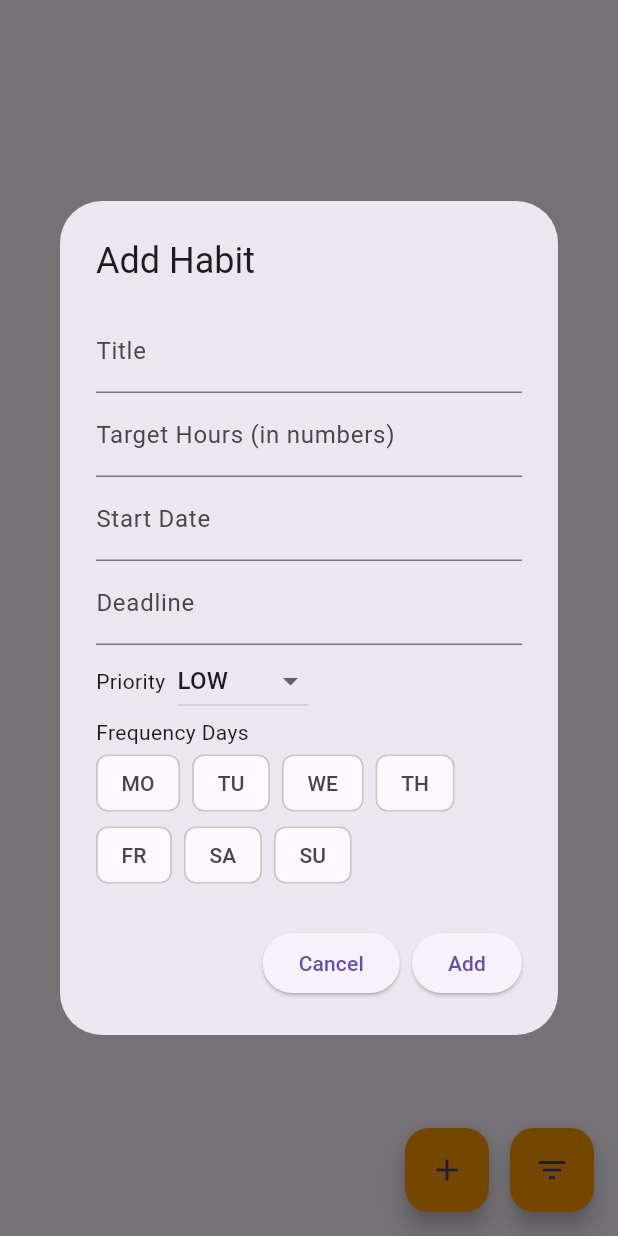
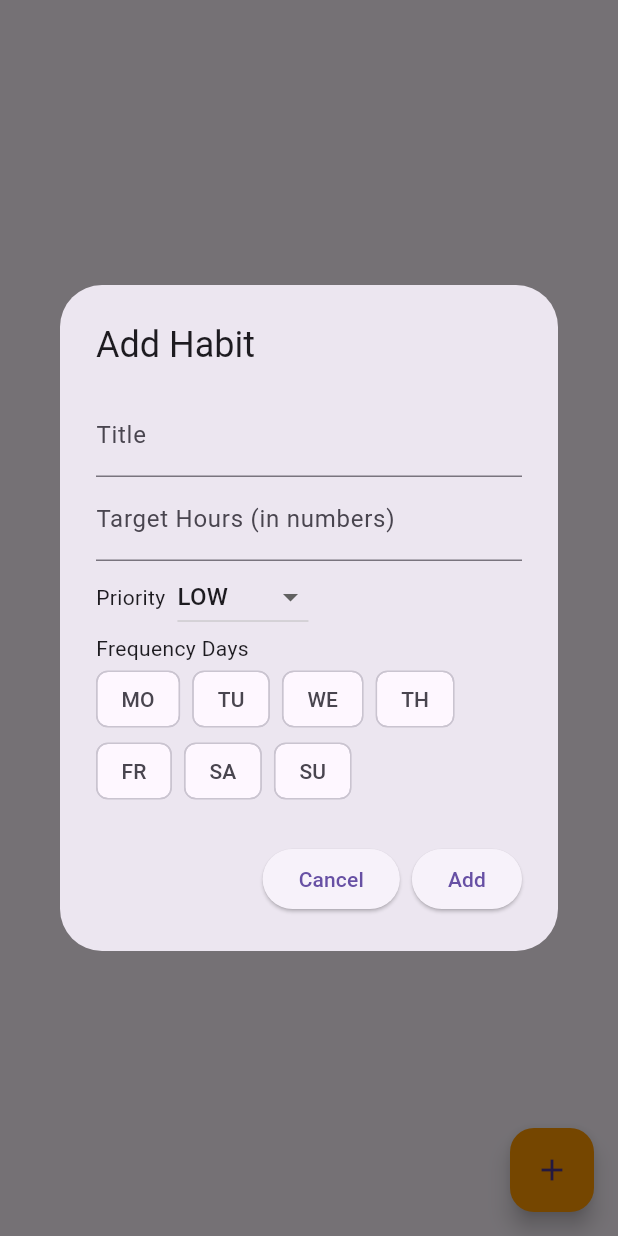
Before and after one commit to sk4ndal-commits/habitlyy, a Flutter app: the HabitListView screen opened directly, after a tap on the "add" icon, on a phone screen of 412 x 824 dp. Run offline on Flutter 3.47's test engine with Material 3 defaults, Android fonts, the light colour scheme and no system bars; our stand-ins replace get_it, shared_preferences, smooth_page_indicator, sqflite, syncfusion_flutter_charts; accounts and stored records are empty.

Commit message:
Remove startDate and deadline fields from habit functionality

```diff
--- a/lib/database/database_helper.dart
+++ b/lib/database/database_helper.dart
@@ -46,8 +46,6 @@ class DatabaseHelper {
         id INTEGER PRIMARY KEY AUTOINCREMENT,
         title TEXT,
         priority TEXT,
-        startDate TEXT,
-        deadline TEXT,
         targetHours REAL,
         frequencyDays TEXT,
         userId INTEGER,
--- a/lib/repositories/habits/habits_db_repository.dart
+++ b/lib/repositories/habits/habits_db_repository.dart
@@ -18,8 +18,6 @@ class HabitsDBRepository implements IHabitsRepository {
       {
         'title': habit.title,
         'priority': habit.priority.toString(),
-        'startDate': habit.startDate.toIso8601String(),
-        'deadline': habit.deadline.toIso8601String(),
         'targetHours': habit.targetHours,
         'frequencyDays':
             habit.frequencyDays != null ? habit.frequencyDays.toString() : null,
@@ -35,8 +33,6 @@ class HabitsDBRepository implements IHabitsRepository {
       {
         'title': habit.title,
         'priority': habit.priority.toString(),
-        'startDate': habit.startDate.toIso8601String(),
-        'deadline': habit.deadline.toIso8601String(),
         'targetHours': habit.targetHours,
         'frequencyDays': habit.frequencyDays != null
             ? habit.frequencyDays?.map((e) => e.toString()).join(",")
@@ -83,8 +79,6 @@ class HabitsDBRepository implements IHabitsRepository {
       id: row['id'] as int,
       title: row['title'] as String,
       priority: _parsePriority(row['priority'] as String),
-      startDate: DateTime.parse(row['startDate'] as String),
-      deadline: DateTime.parse(row['deadline'] as String),
       targetHours: row['targetHours'] as double,
       frequencyDays: row['frequencyDays'] != null
           ? _parseFrequencyDays(row['frequencyDays'] as String)
--- a/lib/viewmodels/habits/habit_viewmodel.dart
+++ b/lib/viewmodels/habits/habit_viewmodel.dart
@@ -13,8 +13,6 @@ class TimeInvestmentHabitViewModel extends HabitViewModelBase {
     required int id,
     required String title,
     required HabitPriority priority,
-    required DateTime startDate,
-    required DateTime deadline,
     required this.targetHours,
     required List<FrequencyDay>? frequencyDays,
     required int userId,
@@ -22,8 +20,6 @@ class TimeInvestmentHabitViewModel extends HabitViewModelBase {
           id: id,
           title: title,
           priority: priority,
-          startDate: startDate,
-          deadline: deadline,
           frequencyDays: frequencyDays,
           userId: userId,
         );
@@ -35,8 +31,6 @@ class TimeInvestmentHabitViewModel extends HabitViewModelBase {
       'title': title,
       'priority': priority.toString(),
       // Assuming priority is an enum
-      'startDate': startDate.toIso8601String(),
-      'deadline': deadline.toIso8601String(),
       'targetHours': targetHours,
       'frequencyDays': frequencyDays?.map((day) => day.toString()).toList(),
       // Assuming FrequencyDay is an enum or similar
@@ -52,8 +46,6 @@ class TimeInvestmentHabitViewModel extends HabitViewModelBase {
       priority: HabitPriority.values
           .firstWhere((e) => e.toString() == json['priority']),
       // Assuming HabitPriority is an Enum
-      startDate: DateTime.parse(json['startDate'] as String),
-      deadline: DateTime.parse(json['deadline'] as String),
       targetHours: (json['targetHours'] as num).toDouble(),
       frequencyDays: (json['frequencyDays'] as List<dynamic>?)
           ?.map((e) => FrequencyDay.values.firstWhere((f) => f.toString() == e))
@@ -70,8 +62,6 @@ class TimeInvestmentHabitViewModel extends HabitViewModelBase {
       priority: HabitPriority.values.firstWhere(
         (e) => e.toString() == map['priority'],
       ),
-      startDate: DateTime.parse(map['startDate'] as String),
-      deadline: DateTime.parse(map['deadline'] as String),
       targetHours: map['targetHours'] as double,
       frequencyDays: (map['frequencyDays'] as String?)
           ?.split(',')
@@ -105,10 +95,6 @@ class TimeInvestmentHabitViewModel extends HabitViewModelBase {
 
   bool isCompleted() {
     return investedHours >= targetHours;
-  }
-
-  bool isOverdue() {
-    return DateTime.now().isAfter(deadline);
   }
 
   List<Map<String, dynamic>> getCumulativeProgress() {
--- a/lib/viewmodels/habits/habit_viewmodel_base.dart
+++ b/lib/viewmodels/habits/habit_viewmodel_base.dart
@@ -8,8 +8,6 @@ class HabitViewModelBase {
   String title;
   HabitPriority priority;
   late bool completed;
-  DateTime startDate;
-  DateTime deadline;
   late DateTime lastUpdated;
   List<FrequencyDay>? frequencyDays;
   final int userId;
@@ -18,8 +16,6 @@ class HabitViewModelBase {
     required this.id,
     required this.title,
     required this.priority,
-    required this.startDate,
-    required this.deadline,
     required this.frequencyDays,
     required this.userId,
   }) {
@@ -32,10 +28,6 @@ class HabitViewModelBase {
     return '$title - $priority';
   }
 
-  int daysLeft() {
-    return deadline.difference(DateTime.now()).inDays;
-  }
-
   bool isCompleted() {
     return completed;
   }
--- a/lib/views/habits/habits_list_view.dart
+++ b/lib/views/habits/habits_list_view.dart
@@ -2,6 +2,7 @@ import 'package:flutter/material.dart';
 import 'package:habitlyy/providers/habit_provider.dart';
 import 'package:habitlyy/service_locator.dart';
 import 'package:provider/provider.dart';
+
 import '../../enums/frequency_days.dart';
 import '../../enums/habit_priority.dart';
 import '../../services/habits/ihabits_service.dart';
@@ -45,26 +46,22 @@ class _HabitListViewState extends State<HabitListView> {
   void _addHabit(HabitsProvider habitsProvider) {
     final titleController = TextEditingController();
     final targetHoursController = TextEditingController();
-    final startDateController = TextEditingController();
-    final deadlineController = TextEditingController();
     HabitPriority priority = HabitPriority.LOW;
 
     _showAddHabitDialog(
       titleController,
       targetHoursController,
-      startDateController,
-      deadlineController,
       priority,
       habitsProvider,
     );
   }
 
-  void _showAddHabitDialog(TextEditingController titleController,
+  void _showAddHabitDialog(
+    TextEditingController titleController,
     TextEditingController targetHoursController,
-      TextEditingController startDateController,
-      TextEditingController deadlineController,
     HabitPriority priority,
-      HabitsProvider habitsProvider,) {
+    HabitsProvider habitsProvider,
+  ) {
     List<FrequencyDay> selectedFrequencyDays = [];
     showDialog(
       context: context,
@@ -79,8 +76,6 @@ class _HabitListViewState extends State<HabitListView> {
                 _buildTextField(titleController, "Title"),
                 _buildTextFormField(
                     targetHoursController, "Target Hours (in numbers)"),
-                _buildDatePickerField("Start Date", startDateController),
-                _buildDatePickerField("Deadline", deadlineController),
                 _buildPriorityDropdown(priority),
                 _buildFrequencyDaysChips(selectedFrequencyDays),
               ],
@@ -96,13 +91,9 @@ class _HabitListViewState extends State<HabitListView> {
               onPressed: () async {
                 if (_formKey.currentState!.validate()) {
                   final newHabit = TimeInvestmentHabitViewModel(
-                    id: DateTime
-                        .now()
-                        .millisecondsSinceEpoch,
+                    id: DateTime.now().millisecondsSinceEpoch,
                     title: titleController.text,
                     priority: priority,
-                    startDate: DateTime.parse(startDateController.text),
-                    deadline: DateTime.parse(deadlineController.text),
                     targetHours: double.parse(targetHoursController.text),
                     frequencyDays: selectedFrequencyDays,
                     userId: await userService.getCurrentUserAsync()!.id,
@@ -162,10 +153,7 @@ class _HabitListViewState extends State<HabitListView> {
                 items: HabitPriority.values.map((priority) {
                   return DropdownMenuItem<HabitPriority>(
                     value: priority,
-                    child: Text(priority
-                        .toString()
-                        .split('.')
-                        .last),
+                    child: Text(priority.toString().split('.').last),
                   );
                 }).toList(),
               ),
@@ -226,9 +214,6 @@ class _HabitListViewState extends State<HabitListView> {
       if (_filterCompleted && !habit.isCompleted()) {
         return false;
       }
-      if (_filterOverdue && !habit.isOverdue()) {
-        return false;
-      }
       return true;
     }).toList();
   }
@@ -240,8 +225,10 @@ class _HabitListViewState extends State<HabitListView> {
     );
   }
 
-  Widget _buildTextFormField(TextEditingController controller,
-      String labelText,) {
+  Widget _buildTextFormField(
+    TextEditingController controller,
+    String labelText,
+  ) {
     return TextFormField(
       controller: controller,
       decoration: InputDecoration(labelText: labelText),
@@ -318,10 +305,7 @@ class _HabitListViewState extends State<HabitListView> {
           items: HabitPriority.values.map((HabitPriority classType) {
             return DropdownMenuItem<HabitPriority>(
               value: classType,
-              child: Text(classType
-                  .toString()
-                  .split('.')
-                  .last),
+              child: Text(classType.toString().split('.').last),
             );
           }).toList(),
         ),
@@ -344,11 +328,7 @@ class _HabitListViewState extends State<HabitListView> {
               spacing: 8.0,
               children: FrequencyDay.values.map((day) {
                 return ChoiceChip(
-                  label: Text(day
-                      .toString()
-                      .split('.')
-                      .last
-                      .substring(0, 2)),
+                  label: Text(day.toString().split('.').last.substring(0, 2)),
                   selected: selectedFrequencyDays.contains(day),
                   onSelected: (bool selected) {
                     setState(() {
@@ -391,20 +371,9 @@ class _HabitListViewState extends State<HabitListView> {
           Align(
             alignment: Alignment.bottomRight,
             child: FloatingActionButton(
-                onPressed: _showFilterDialog,
+              onPressed: () => _addHabit(habitsProvider),
               backgroundColor: Colors.orange,
-                child: Icon(Icons.filter_list),
-              ),
-            ),
-            Padding(
-              padding: const EdgeInsets.only(right: 70.0),
-              child: Align(
-                alignment: Alignment.bottomRight,
-                child: FloatingActionButton(
-                  backgroundColor: Colors.orange,
-                  onPressed: () => _addHabit(habitsProvider),
               child: Icon(Icons.add),
-                ),
             ),
           ),
         ],
```
Also changed, not shown: lib/views/habits/habit_view.dart (+1 -21 lines). Lines whose indentation alone changed are shown as unchanged.
